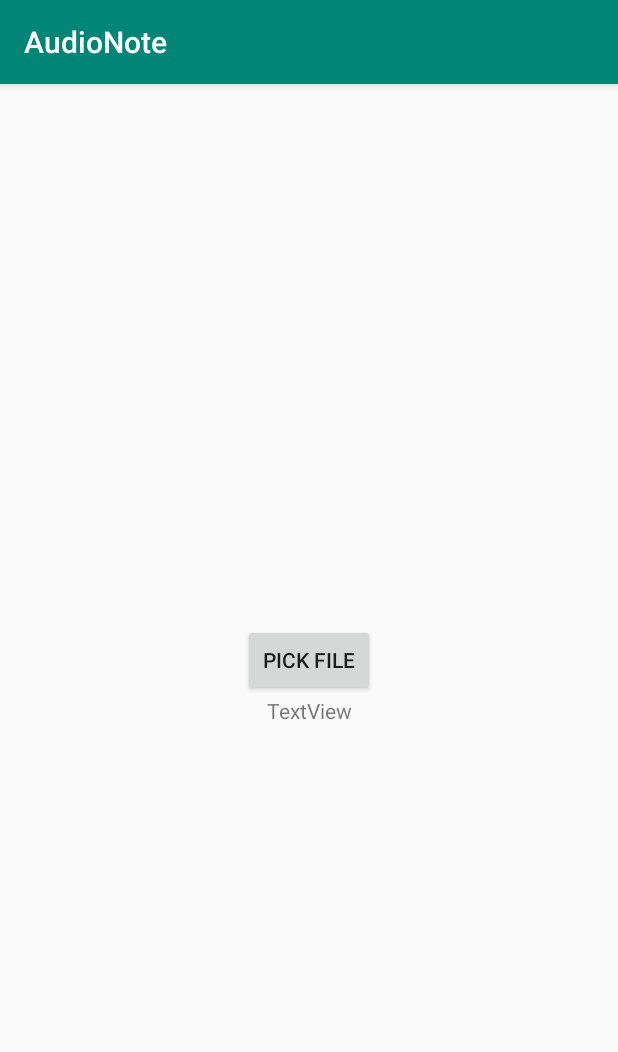
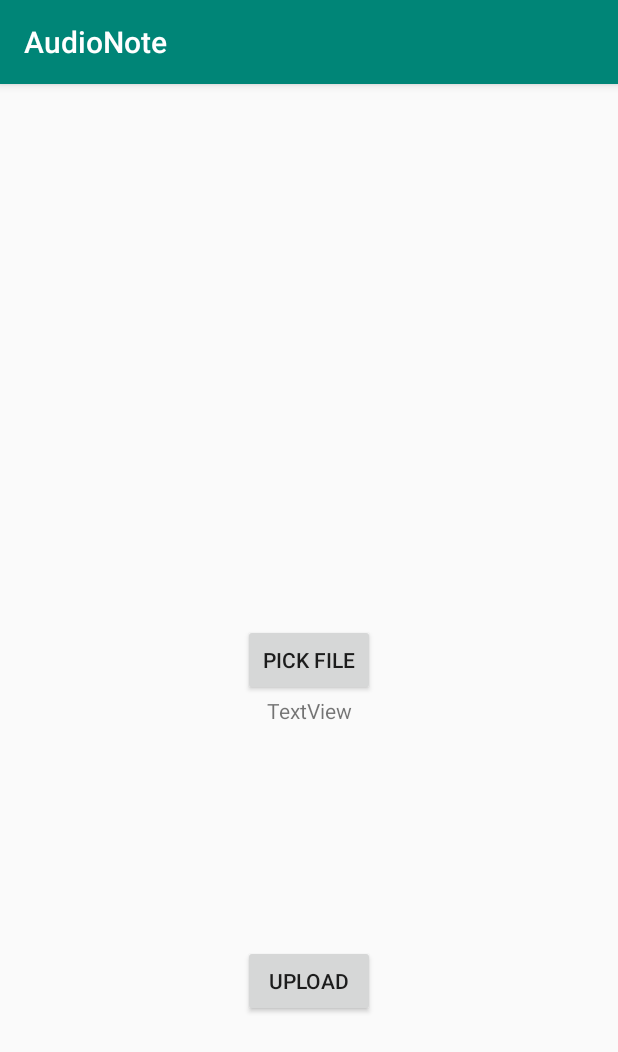
Before and after one commit to qiandrew/AudioNote, an Android app: the activity_upload screen opened directly, with no data from a screen before it, on a phone screen of 412 x 824 dp. Shown: the top 1052 px of the screen. Run offline under Robolectric (Android 15) with nearby library versions, the phone set to English and light mode, and no system bars; our stand-ins replace Volley.

Commit message:
in progress

```diff
--- a/Frontend/AudioNote/app/src/main/AndroidManifest.xml
+++ b/Frontend/AudioNote/app/src/main/AndroidManifest.xml
@@ -14,7 +14,11 @@
         android:label="@string/app_name"
         android:roundIcon="@mipmap/ic_launcher_round"
         android:supportsRtl="true"
-        android:theme="@style/AppTheme">
+        android:theme="@style/AppTheme"
+        android:usesCleartextTraffic="true">
+        <uses-library
+            android:name="org.apache.http.legacy"
+            android:required="false"    />
         <activity android:name=".DisplayActivity"></activity>
         <activity android:name=".activity_viewTranscript" />
         <activity android:name=".activity_upload" />
--- a/Frontend/AudioNote/app/src/main/java/com/example/audionote/MainActivity.java
+++ b/Frontend/AudioNote/app/src/main/java/com/example/audionote/MainActivity.java
@@ -58,6 +58,7 @@ public class MainActivity extends AppCompatActivity {
                 Transcript transcription = TranscriptManager.fetchTranscripts().get(position);
                 if (!transcription.getIsFinished()) {
                     Toast.makeText(getApplicationContext(), "Transcription not finished", Toast.LENGTH_LONG).show();
+                    refreshSavedItems();
                     return;
                 }
                 Intent intent = new Intent(MainActivity.this, DisplayActivity.class);
--- a/Frontend/AudioNote/app/src/main/java/com/example/audionote/Transcript.java
+++ b/Frontend/AudioNote/app/src/main/java/com/example/audionote/Transcript.java
@@ -63,7 +63,7 @@ public class Transcript implements Serializable {
             JSONArray keyWordOccurances = object.getJSONArray("occurences");
             ArrayList<Word> occurances = new ArrayList<>();
             for (int j = 0; j < keyWordOccurances.length(); j++) {
-                JSONObject wordObject = keyWordOccurances.getJSONObject(i);
+                JSONObject wordObject = keyWordOccurances.getJSONObject(j);
                 Word occuranceWord = new Word(wordObject.getString("word"), 1.0, wordObject.getDouble("start_time"), wordObject.getDouble("end_time"));
                 occurances.add(occuranceWord);
             }
--- a/Frontend/AudioNote/app/src/main/java/com/example/audionote/activity_upload.java
+++ b/Frontend/AudioNote/app/src/main/java/com/example/audionote/activity_upload.java
@@ -24,13 +24,26 @@ import android.widget.Button;
 import android.widget.TextView;
 import android.widget.Toast;
 
+import com.android.volley.Request;
+import com.android.volley.RequestQueue;
+import com.android.volley.Response;
+import com.android.volley.error.AuthFailureError;
+import com.android.volley.error.VolleyError;
+import com.android.volley.request.SimpleMultiPartRequest;
+import com.android.volley.toolbox.Volley;
+
+import org.json.JSONException;
+import org.json.JSONObject;
+
 import java.net.URISyntaxException;
+import java.util.HashMap;
+import java.util.Map;
 
 
 public class activity_upload extends AppCompatActivity {
 
     private static final int PICK_AUDIO_REQUEST_CODE = 8778;
-    Button btn_picker;
+    Button btn_picker, btn_upload;
     String audioUriString;
     String audioName;
 
@@ -61,6 +74,18 @@ public class activity_upload extends AppCompatActivity {
 
 
 
+            }
+        });
+        btn_upload = findViewById(R.id.btn_upload);
+        btn_upload.setOnClickListener(new View.OnClickListener(){
+            public void onClick(View v) {
+                String filePath = audioPath;
+                try {
+                    System.out.println("uploading audio: " + filePath);
+                    upload(filePath);
+                } catch (AuthFailureError authFailureError) {
+                    authFailureError.printStackTrace();
+                }
             }
         });
 
@@ -197,4 +222,40 @@ public class activity_upload extends AppCompatActivity {
 
 
     //
+    public void upload(String filePath) throws AuthFailureError {
+        SimpleMultiPartRequest smr = new SimpleMultiPartRequest(Request.Method.POST, url,
+                new Response.Listener<String>() {
+                    @Override
+                    public void onResponse(String response) {
+                        Log.d("Response", response);
+                        try {
+                            JSONObject this_json = new JSONObject(response);
+                            String jobID = this_json.getString("transcription_job");
+                            Transcript this_transcript = new Transcript(jobID);
+                            TranscriptManager.saveNewTranscript(this_transcript);
+                            System.out.println("Saved recording");
+                            finish();
+                        } catch (JSONException e) {
+                            e.printStackTrace();
+                        }
+                    }
+                },
+                new Response.ErrorListener() {
+                    @Override
+                    public void onErrorResponse(VolleyError error) {
+                        Toast.makeText(getApplicationContext(), error.getMessage(), Toast.LENGTH_LONG).show();
+                    }
+                }){
+            @Override
+            public Map getHeaders() throws AuthFailureError {
+                HashMap headers = new HashMap();
+                headers.put("Token", "1234");
+                return headers;
+            }
+        };
+        smr.addFile("audio", filePath);
+        RequestQueue mRequestQueue = Volley.newRequestQueue(getApplicationContext());
+        mRequestQueue.add(smr);
+        System.out.println("bottom upload");
+    }
 }
--- a/Frontend/AudioNote/app/src/main/res/layout/activity_upload.xml
+++ b/Frontend/AudioNote/app/src/main/res/layout/activity_upload.xml
@@ -35,4 +35,20 @@
         app:layout_constraintStart_toStartOf="parent"
         app:layout_constraintTop_toBottomOf="@+id/btn_picker" />
 
+    <Button
+        android:id="@+id/btn_upload"
+        android:layout_width="wrap_content"
+        android:layout_height="wrap_content"
+        android:layout_marginStart="8dp"
+        android:layout_marginLeft="8dp"
+        android:layout_marginTop="8dp"
+        android:layout_marginEnd="8dp"
+        android:layout_marginRight="8dp"
+        android:layout_marginBottom="8dp"
+        android:text="Upload"
+        app:layout_constraintBottom_toBottomOf="parent"
+        app:layout_constraintEnd_toEndOf="parent"
+        app:layout_constraintStart_toStartOf="parent"
+        app:layout_constraintTop_toBottomOf="@+id/textView" />
+
 </androidx.constraintlayout.widget.ConstraintLayout>
```
